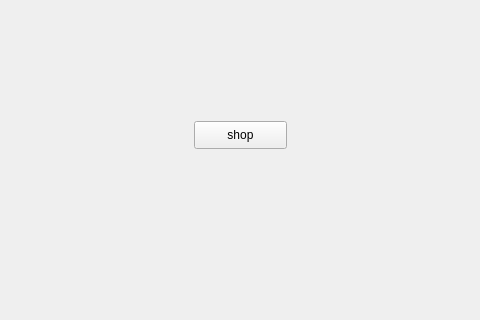
This is project-commodity/mainwindow.ui in freefrit/AOOP_DogeShop as Qt 5 draws it before an edit; both pictures show x 96 to 576 and y 129 to 449 of the 800 by 600 pixel window. The edited form follows.
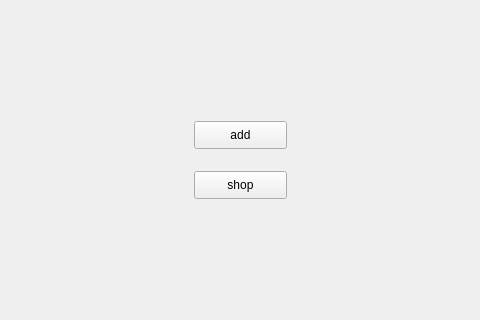
This is the edited form.

What changed in the file:
```diff
--- a/project-commodity/mainwindow.ui
+++ b/project-commodity/mainwindow.ui
@@ -24,6 +24,19 @@
      </rect>
     </property>
     <property name="text">
+     <string>add</string>
+    </property>
+   </widget>
+   <widget class="QPushButton" name="pushButton_2">
+    <property name="geometry">
+     <rect>
+      <x>290</x>
+      <y>300</y>
+      <width>93</width>
+      <height>28</height>
+     </rect>
+    </property>
+    <property name="text">
      <string>shop</string>
     </property>
    </widget>
```
